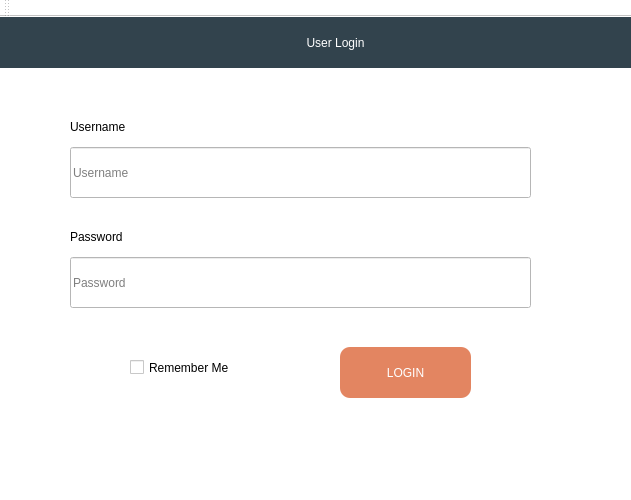
Old version of the form mainwindow.ui in the repository R3N1CK/ERP.
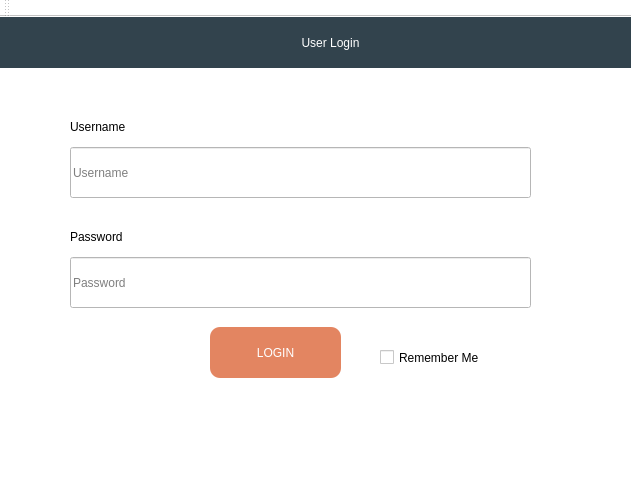
New version of the form. Icons and pictures are not drawn.

```diff
--- a/mainwindow.ui
+++ b/mainwindow.ui
@@ -54,9 +54,9 @@
    <widget class="QLabel" name="label_2">
     <property name="geometry">
      <rect>
-      <x>270</x>
+      <x>260</x>
       <y>10</y>
-      <width>131</width>
+      <width>141</width>
       <height>31</height>
      </rect>
     </property>
@@ -206,8 +206,8 @@
    <widget class="QCheckBox" name="checkBox">
     <property name="geometry">
      <rect>
-      <x>130</x>
-      <y>330</y>
+      <x>380</x>
+      <y>320</y>
       <width>131</width>
       <height>41</height>
      </rect>
@@ -222,8 +222,8 @@
    <widget class="QPushButton" name="pushButton">
     <property name="geometry">
      <rect>
-      <x>340</x>
-      <y>330</y>
+      <x>210</x>
+      <y>310</y>
       <width>131</width>
       <height>51</height>
      </rect>
```
